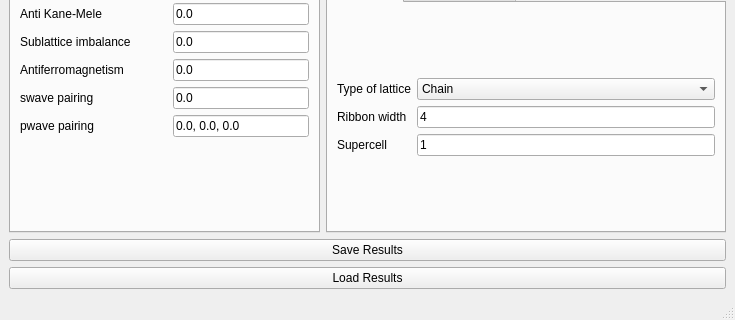
This is interface-pyqt/ribbon_embedding/interface.ui in joselado/quantum-lattice as Qt 5 draws it before an edit; both pictures show x 0 to 735 and y 294 to 614 of the 735 by 614 pixel window. The edited form follows.
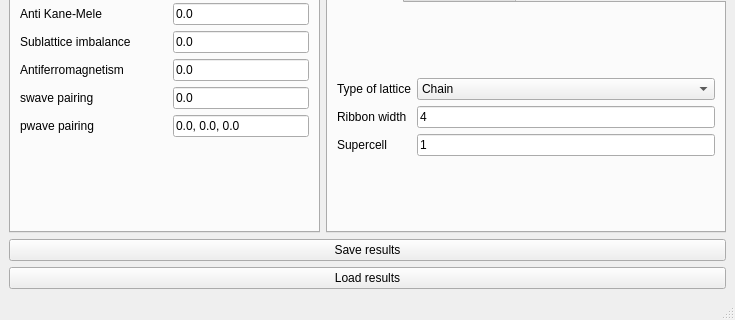
This is the edited form. Custom widgets are drawn as their Qt base class.

```diff
--- a/interface-pyqt/ribbon_embedding/interface.ui
+++ b/interface-pyqt/ribbon_embedding/interface.ui
@@ -545,14 +545,14 @@
     <item row="5" column="0" colspan="2">
      <widget class="PushButton" name="save_results">
       <property name="text">
-       <string>Save Results</string>
+       <string>Save results</string>
       </property>
      </widget>
     </item>
     <item row="6" column="0" colspan="2">
      <widget class="PushButton" name="load_results">
       <property name="text">
-       <string>Load Results</string>
+       <string>Load results</string>
       </property>
      </widget>
     </item>
```
